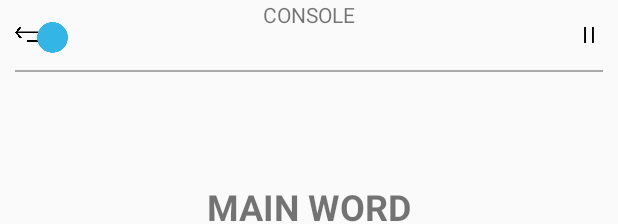
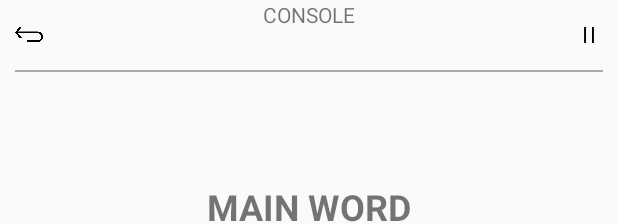
Before and after one commit to condiom/tabu, an Android app: the layout activity_game.xml on its own in the app's theme, with its tools: preview values and no code run, on a phone screen of 412 x 824 dp. Shown: the top 224 px of the screen. Run offline under Robolectric (Android 15) with nearby library versions, the phone set to English and light mode, and no system bars.

```diff
--- a/app/src/main/java/tratrafe2/condiom/tambu/End.java
+++ b/app/src/main/java/tratrafe2/condiom/tambu/End.java
@@ -50,7 +50,7 @@ public class End extends Activity {
             }
 
             int score = sharedPref.getInt("finalScores" + i, -1);
-            String name = sharedPref.getString("teamNames" + i, "ERROR");
+            String name = sharedPref.getString("teamBalls" + i, "ERROR");
             txts[i].setText((counter++) + ".\t\t" + name + "\t\t" + score);
             if (i != number - 1) {
                 llwin.addView(txts[i]);
--- a/app/src/main/res/layout/activity_game.xml
+++ b/app/src/main/res/layout/activity_game.xml
@@ -7,20 +7,21 @@
     tools:context="tratrafe2.condiom.tambu.Game"
     android:id="@+id/RelativeLayout">
 
+    <ImageView
+        android:id="@+id/img1"
+        android:layout_width="match_parent"
+        android:layout_height="match_parent"
+        android:src="@color/colorPrimaryDark"
+        android:visibility="invisible" />
+
+
     <FrameLayout
         android:layout_width="match_parent"
         android:layout_height="match_parent"
-        android:paddingLeft= "10dp"
+        android:paddingLeft="10dp"
         android:paddingRight="10dp"
         android:id="@+id/frLayout">
 
-
-        <ImageView
-            android:id="@+id/img1"
-            android:layout_width="match_parent"
-            android:layout_height="match_parent"
-            android:src="@color/colorPrimaryDark"
-            android:visibility="invisible" />
 
         <LinearLayout
             android:layout_width="match_parent"
@@ -305,38 +306,6 @@
 
         </LinearLayout>
 
-        <ImageView
-            android:id="@+id/btnTest1"
-            android:layout_width="wrap_content"
-            android:layout_height="wrap_content"
-            android:background="@drawable/circle_ball"
-            android:onClick="btnClick"
-            app:srcCompat="@drawable/circle_ball" />
-
-        <ImageView
-            android:id="@+id/btnTest2"
-            android:layout_width="wrap_content"
-            android:layout_height="wrap_content"
-            android:background="@drawable/circle_ball"
-            android:onClick="btnClick"
-            app:srcCompat="@drawable/circle_ball" />
-
-        <ImageView
-            android:id="@+id/btnTest3"
-            android:layout_width="wrap_content"
-            android:layout_height="wrap_content"
-            android:background="@drawable/circle_ball"
-            android:onClick="btnClick"
-            app:srcCompat="@drawable/circle_ball" />
-
-        <ImageView
-            android:id="@+id/btnTest4"
-            android:layout_width="wrap_content"
-            android:layout_height="wrap_content"
-            android:background="@drawable/circle_ball"
-            android:onClick="btnClick"
-            app:srcCompat="@drawable/circle_ball" />
-
         <LinearLayout
             android:orientation="vertical"
             android:layout_width="match_parent"
```
Also changed, not shown: app/src/main/java/tratrafe2/condiom/tambu/Game.java (+86 -47 lines), app/src/main/res/layout/activity_test.xml (+4 -4 lines).
